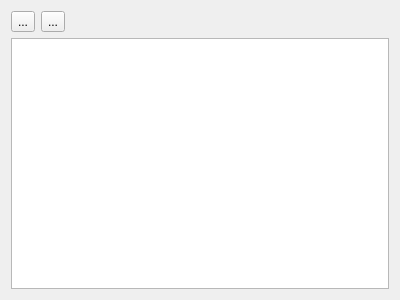
ekaparulin/stammbaum, file src/ui/eventwidget.ui: the form before one commit.
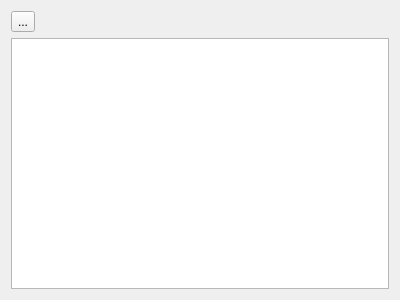
The form after the commit. Icons and pictures are not drawn.

What changed in the file:
```diff
--- a/src/ui/eventwidget.ui
+++ b/src/ui/eventwidget.ui
@@ -14,13 +14,6 @@
    <string>Form</string>
   </property>
   <layout class="QGridLayout" name="gridLayout">
-   <item row="0" column="1">
-    <widget class="QToolButton" name="toolButton_2">
-     <property name="text">
-      <string>...</string>
-     </property>
-    </widget>
-   </item>
    <item row="0" column="0">
     <widget class="QToolButton" name="toolButton">
      <property name="text">
@@ -28,7 +21,7 @@
      </property>
     </widget>
    </item>
-   <item row="0" column="2">
+   <item row="0" column="1">
     <spacer name="horizontalSpacer">
      <property name="orientation">
       <enum>Qt::Horizontal</enum>
```
Left out of the diff: 14 changed lines with no effect on the pictures.
